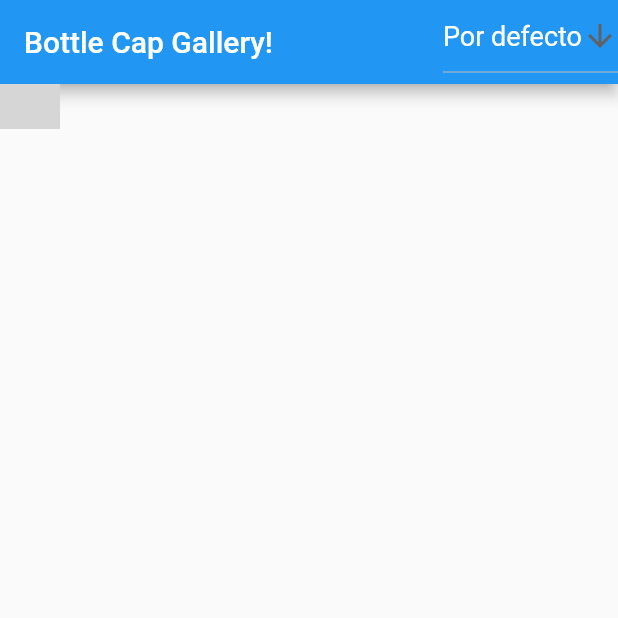
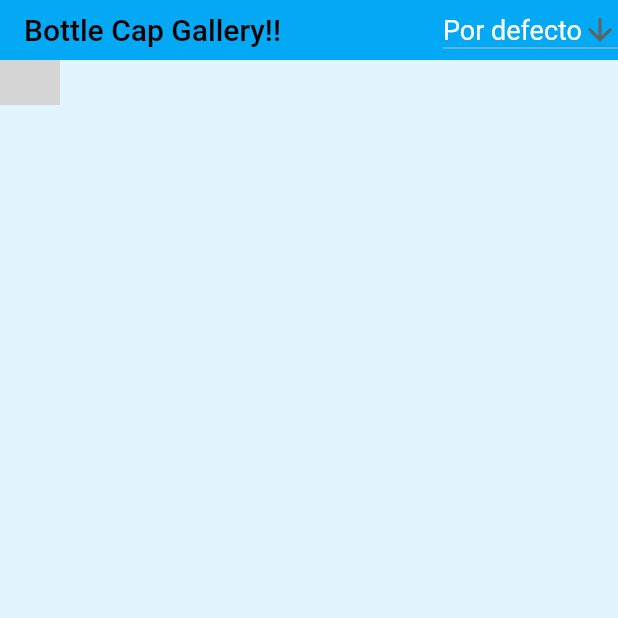
Before and after one commit to JulianOjea/bottle_cap_gallery, a Flutter app: the screen it shows after launch, after a tap on the "ac unit" icon, on a phone screen of 412 x 824 dp, the top half of it. Run offline on Flutter 3.47's test engine with Material 2 defaults, Android fonts, the phone set to English and light mode, and no system bars; our stand-ins replace flutter_typeahead, sqflite, sticky_headers, transparent_image; accounts and stored records are empty; grey boxes are pictures that could not be loaded.

Commit message:
refactoring design

```diff
--- a/lib/src/app.dart
+++ b/lib/src/app.dart
@@ -14,6 +14,15 @@ class App extends StatelessWidget {
         title: 'Material App',
         initialRoute: '/',
         routes: getApplicationRoutes(),
+        theme: ThemeData(
+          primaryColor: Colors.green,
+          colorScheme: ColorScheme.fromSwatch(primarySwatch: Colors.lightBlue),
+          canvasColor: Colors.lightBlue.shade50,
+          textTheme: const TextTheme(
+              bodyText1: TextStyle(color: Colors.green),
+              bodyText2: TextStyle(color: Colors.purple)),
+
+        ),
       ),
     );
   }
--- a/lib/src/views/ui/add_edit_item_view.dart
+++ b/lib/src/views/ui/add_edit_item_view.dart
@@ -84,29 +84,37 @@ class _AddEditItemState extends State<AddEditItem> {
               children: [
                 _imageInput(),
                 //_sizedBox(),
+                Padding(
+                  padding: EdgeInsets.only(left: 30, right: 30, top: 30),
+                  child: Column(
+                    children: [
                       _textInput("Nombre", "brandName", widget.item.brandName),
-                //_sizedBox(),
-                _typeAheadFormField(DrinkService(), "Bebida", widget.item.type),
-                //_sizedBox(),
-                _textInput(
-                    "Descripción", "description", widget.item.description),
-                //_sizedBox(),
+                      SizedBox(height: 10),
+                      _typeAheadFormField(
+                          DrinkService(), "Bebida", widget.item.type),
+                      SizedBox(height: 10),
+                      _textInput("Descripción", "description",
+                          widget.item.description),
+                      SizedBox(height: 10),
                       Row(
                         children: [
                           Expanded(
-                      child: _typeAheadFormField(
-                          CountriesService(), "País", widget.item.country),
+                            child: _typeAheadFormField(CountriesService(),
+                                "País", widget.item.country),
                           ),
+                          SizedBox(width: 10),
                           Expanded(
-                        child: _textInput("Ciudad", "city", widget.item.city)),
+                              child: _textInput(
+                                  "Ciudad", "city", widget.item.city)),
                         ],
                       ),
-                //_sizedBox(),
+                      SizedBox(height: 10),
                       _intInput("Año de emisión"),
-                SizedBox(
-                  height: 10.0,
+                      SizedBox(height: 5),
+                      _submitButton(context),
+                    ],
                   ),
-                _submitButton(context),
+                )
               ],
             ),
           ),
@@ -148,6 +156,7 @@ class _AddEditItemState extends State<AddEditItem> {
       child: TextFormField(
         initialValue: initialValue,
         decoration: InputDecoration(
+          border: OutlineInputBorder(),
           labelText: labelText,
         ),
         onChanged: (value) {
@@ -169,6 +178,7 @@ class _AddEditItemState extends State<AddEditItem> {
       child: TextFormField(
         initialValue: initialReleaseDate,
         decoration: InputDecoration(
+          border: OutlineInputBorder(),
           labelText: labelText,
         ),
         onChanged: (value) {
@@ -236,7 +246,8 @@ class _AddEditItemState extends State<AddEditItem> {
       hideOnError: true,
       textFieldConfiguration: TextFieldConfiguration(
           controller: typeAheadController,
-          decoration: InputDecoration(labelText: labelText)),
+          decoration: InputDecoration(
+              border: OutlineInputBorder(), labelText: labelText)),
       suggestionsCallback: (pattern) {
         return list.getSuggestions(pattern);
       },
--- a/lib/src/views/ui/collection_view.dart
+++ b/lib/src/views/ui/collection_view.dart
@@ -37,7 +37,6 @@ class CollectionView extends StatefulWidget {
 class _CollectionViewState extends State<CollectionView> {
   final PageController controller = PageController(initialPage: 1);
   late SQFliteCollection handler;
-  late bool _ifHideAppBar;
   String dropdownValue = "Por defecto";
 
   @override
@@ -47,32 +46,17 @@ class _CollectionViewState extends State<CollectionView> {
     this.handler.initializeDB();
     var collection = context.read<Collection>();
     collection.readTest();
-    _ifHideAppBar = false;
   }
 
   @override
   Widget build(BuildContext context) {
     return Scaffold(
-      appBar: _ifHideAppBar
-          ? null
-          : AppBar(
-              title: Text("Bottle Cap Gallery!"),
-              actions: [
-                _onSelectedSortOrder(),
-              ],
-            ),
       body: Material(
         child: PageView(
           scrollDirection: Axis.horizontal,
           controller: controller,
           onPageChanged: (index) {
-            setState(() {
-              if (index == 0) {
-                _ifHideAppBar = true;
-              } else if (index == 1) {
-                _ifHideAppBar = false;
-              }
-            });
+            setState(() {});
           },
           children: <Widget>[
             AddEditItem(
@@ -97,25 +81,29 @@ class _CollectionViewState extends State<CollectionView> {
     );
   }
 
-  _customScrollView() {
-    return CustomScrollView(
-      slivers: [
-        _GridAppBar(),
-        _ItemSliver(),
-      ],
-    );
-  }
-
   Widget _selectMainView() {
     if (this.dropdownValue == "Por defecto") {
       return CustomScrollView(
-        slivers: [
-          _ItemSliver(),
-        ],
+        slivers: [_mainViewAppBar(), _ItemSliver()],
       );
     } else {
-      return gridHeader();
+      return NestedScrollView(
+        headerSliverBuilder: (BuildContext context, bool innerBoxIsScrolled) {
+          return <Widget>[_mainViewAppBar()];
+        },
+        body: gridHeader(),
+      );
     }
+  }
+
+  _mainViewAppBar() {
+    return SliverAppBar(
+      toolbarHeight: 40,
+      title: Text("Bottle Cap Gallery!!"),
+      actions: [
+        _onSelectedSortOrder(),
+      ],
+    );
   }
 
   Widget gridHeader() {
```
Also changed, not shown: lib/src/routes/routes.dart (line endings or trailing spaces), pubspec.lock, 2 other files. Lines whose indentation alone changed are shown as unchanged.
